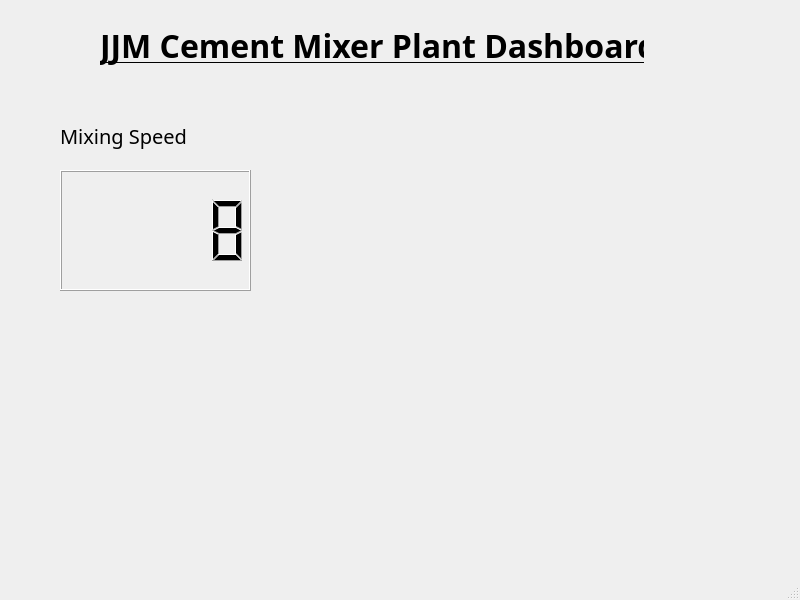
Above: mainwindow.ui from EPOHnomeL/design before the change. Below: the same form after it.
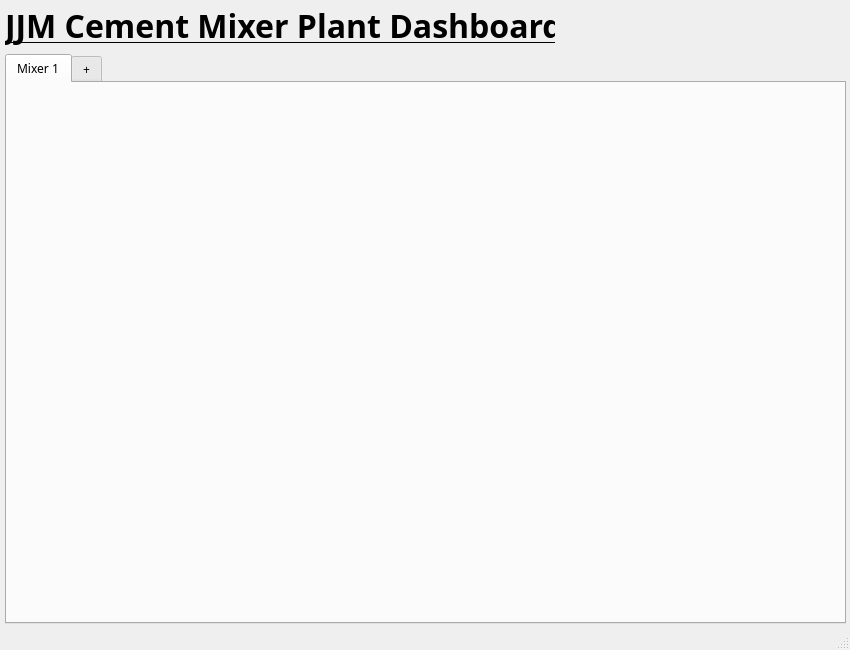
That is the form after the change.

Commit message: Added Start widget and finilised the widget swopping

What changed in the file:
```diff
--- a/mainwindow.ui
+++ b/mainwindow.ui
@@ -6,10 +6,16 @@
    <rect>
     <x>0</x>
     <y>0</y>
-    <width>800</width>
-    <height>600</height>
+    <width>850</width>
+    <height>650</height>
    </rect>
   </property>
+  <property name="sizePolicy">
+   <sizepolicy hsizetype="Maximum" vsizetype="Maximum">
+    <horstretch>0</horstretch>
+    <verstretch>0</verstretch>
+   </sizepolicy>
+  </property>
   <property name="font">
    <font>
     <family>MS Gothic</family>
@@ -18,6 +24,9 @@
   <property name="windowTitle">
    <string>JJM Mixers</string>
   </property>
+  <property name="autoFillBackground">
+   <bool>true</bool>
+  </property>
   <widget class="QWidget" name="centralwidget">
    <property name="sizePolicy">
     <sizepolicy hsizetype="Maximum" vsizetype="Maximum">
@@ -25,66 +34,56 @@
      <verstretch>0</verstretch>
     </sizepolicy>
    </property>
-   <widget class="QLabel" name="label">
+   <property name="autoFillBackground">
+    <bool>true</bool>
+   </property>
+   <widget class="QWidget" name="verticalWidget" native="true">
     <property name="geometry">
      <rect>
-      <x>100</x>
-      <y>10</y>
-      <width>544</width>
-      <height>71</height>
+      <x>5</x>
+      <y>3</y>
+      <width>841</width>
+      <height>621</height>
      </rect>
     </property>
-    <property name="text">
-     <string>&lt;html&gt;&lt;head/&gt;&lt;body&gt;&lt;p&gt;&lt;span style=&quot;font-size:24pt; font-weight:600; text-decoration: underline;&quot;&gt;JJM Cement Mixer Plant Dashboard&lt;/span&gt;&lt;/p&gt;&lt;/body&gt;&lt;/html&gt;</string>
+    <property name="sizePolicy">
+     <sizepolicy hsizetype="Expanding" vsizetype="Expanding">
+      <horstretch>0</horstretch>
+      <verstretch>0</verstretch>
+     </sizepolicy>
     </property>
-   </widget>
-   <widget class="QWidget" name="widget" native="true">
-    <property name="geometry">
-     <rect>
-      <x>40</x>
-      <y>110</y>
-      <width>231</width>
-      <height>191</height>
-     </rect>
-    </property>
-    <widget class="QLCDNumber" name="lcdNumber">
-     <property name="geometry">
-      <rect>
-       <x>20</x>
-       <y>60</y>
-       <width>191</width>
-       <height>121</height>
-      </rect>
-     </property>
-     <property name="smallDecimalPoint">
-      <bool>false</bool>
-     </property>
-     <property name="value" stdset="0">
-      <double>8.000000000000000</double>
-     </property>
-     <property name="intValue" stdset="0">
-      <number>8</number>
-     </property>
-    </widget>
-    <widget class="QLabel" name="label_2">
-     <property name="geometry">
-      <rect>
-       <x>20</x>
-       <y>10</y>
-       <width>151</width>
-       <height>31</height>
-      </rect>
-     </property>
-     <property name="font">
-      <font>
-       <family>MS Gothic</family>
-       <pointsize>15</pointsize>
-      </font>
-     </property>
-     <property name="text">
-      <string>Mixing Speed</string>
-     </property>
-    </widget>
+    <layout class="QVBoxLayout" name="verticalLayout">
+     <item>
+      <widget class="QLabel" name="label">
+       <property name="maximumSize">
+        <size>
+         <width>550</width>
+         <height>16777215</height>
+        </size>
+       </property>
+       <property name="text">
+        <string>&lt;html&gt;&lt;head/&gt;&lt;body&gt;&lt;p&gt;&lt;span style=&quot;font-size:24pt; font-weight:600; text-decoration: underline;&quot;&gt;JJM Cement Mixer Plant Dashboard&lt;/span&gt;&lt;/p&gt;&lt;/body&gt;&lt;/html&gt;</string>
+       </property>
+      </widget>
+     </item>
+     <item>
+      <widget class="QTabWidget" name="tabWidget">
+       <property name="currentIndex">
+        <number>0</number>
+       </property>
+       <widget class="QWidget" name="tab1">
+        <attribute name="title">
+         <string>Mixer 1</string>
+        </attribute>
+       </widget>
+       <widget class="QWidget" name="addpage">
+        <attribute name="title">
+         <string>+</string>
+        </attribute>
+       </widget>
+      </widget>
+     </item>
+    </layout>
    </widget>
   </widget>
   <widget class="QMenuBar" name="menubar">
```
Left out of the diff: 2 changed lines with no effect on the pictures. The commit also changes 7 other files.
